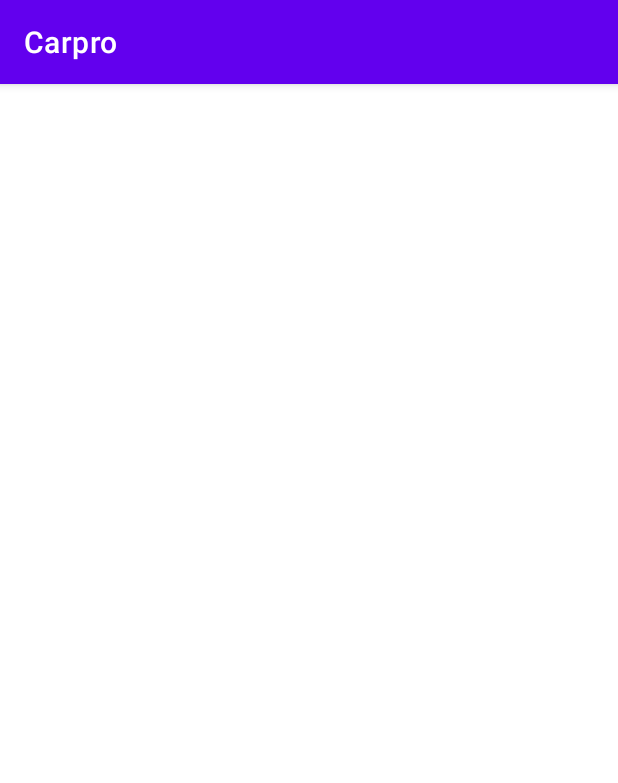
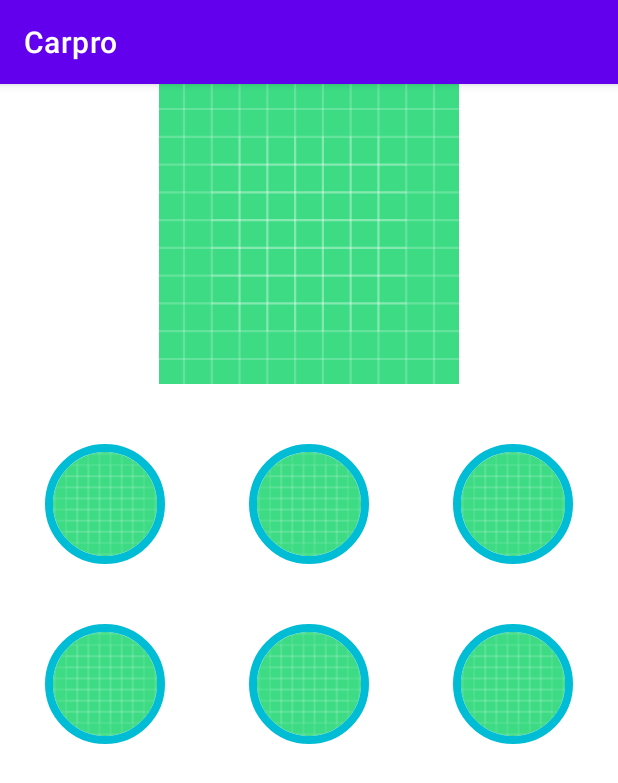
Before and after one commit to LJY981008/Carpro, an Android app: the screen it shows after launch (MainActivity), on a phone screen of 412 x 824 dp. Shown: the top 783 px of the screen. Run offline under Robolectric (Android 15) with nearby library versions, the phone set to English and light mode, and no system bars; our stand-ins replace CircleImageView.

Commit message:
activity_main design

```diff
--- a/app/build.gradle
+++ b/app/build.gradle
@@ -29,6 +29,11 @@ android {
     kotlinOptions {
         jvmTarget = '1.8'
     }
+
+    buildFeatures {
+        viewBinding true
+    }
+
 }
 
 dependencies {
@@ -40,4 +45,6 @@ dependencies {
     testImplementation 'junit:junit:4.13.2'
     androidTestImplementation 'androidx.test.ext:junit:1.1.3'
     androidTestImplementation 'androidx.test.espresso:espresso-core:3.4.0'
+
+    implementation 'de.hdodenhof:circleimageview:3.1.0'
 }
--- a/app/src/main/res/layout/activity_main.xml
+++ b/app/src/main/res/layout/activity_main.xml
@@ -6,5 +6,90 @@
     android:layout_height="match_parent"
     tools:context=".MainActivity">
 
+    <ImageView
+        android:id="@+id/mainImage"
+        android:layout_width="match_parent"
+        android:layout_height="200dp"
+        android:src="@drawable/ic_launcher_background"
+        app:layout_constraintTop_toTopOf="parent" />
+
+    <de.hdodenhof.circleimageview.CircleImageView
+        android:id="@+id/sale"
+        android:layout_width="80dp"
+        android:layout_height="80dp"
+        android:layout_marginLeft="30dp"
+        android:layout_marginTop="40dp"
+        android:src="@drawable/ic_launcher_background"
+        app:civ_border_color="#00BCD4"
+        app:civ_border_overlay="true"
+        app:civ_border_width="5dp"
+        app:layout_constraintLeft_toLeftOf="parent"
+        app:layout_constraintTop_toBottomOf="@+id/mainImage" />
+
+    <de.hdodenhof.circleimageview.CircleImageView
+        android:id="@+id/accident"
+        android:layout_width="80dp"
+        android:layout_height="80dp"
+        android:layout_marginLeft="30dp"
+        android:layout_marginTop="40dp"
+        android:src="@drawable/ic_launcher_background"
+        app:civ_border_color="#00BCD4"
+        app:civ_border_overlay="true"
+        app:civ_border_width="5dp"
+        app:layout_constraintLeft_toLeftOf="parent"
+        app:layout_constraintTop_toBottomOf="@+id/sale" />
+
+    <de.hdodenhof.circleimageview.CircleImageView
+        android:id="@+id/sell"
+        android:layout_width="80dp"
+        android:layout_height="80dp"
+        android:layout_marginTop="40dp"
+        android:src="@drawable/ic_launcher_background"
+        app:civ_border_color="#00BCD4"
+        app:civ_border_overlay="true"
+        app:civ_border_width="5dp"
+        app:layout_constraintLeft_toRightOf="@+id/sale"
+        app:layout_constraintRight_toLeftOf="@+id/price"
+        app:layout_constraintTop_toBottomOf="@+id/mainImage" />
+
+    <de.hdodenhof.circleimageview.CircleImageView
+        android:id="@+id/Introduce"
+        android:layout_width="80dp"
+        android:layout_height="80dp"
+        android:layout_marginTop="40dp"
+        android:src="@drawable/ic_launcher_background"
+        app:civ_border_color="#00BCD4"
+        app:civ_border_overlay="true"
+        app:civ_border_width="5dp"
+        app:layout_constraintLeft_toRightOf="@+id/sale"
+        app:layout_constraintRight_toLeftOf="@+id/price"
+        app:layout_constraintTop_toBottomOf="@+id/sell" />
+
+    <de.hdodenhof.circleimageview.CircleImageView
+        android:id="@+id/price"
+        android:layout_width="80dp"
+        android:layout_height="80dp"
+        android:layout_marginTop="40dp"
+        android:layout_marginRight="30dp"
+        android:src="@drawable/ic_launcher_background"
+        app:civ_border_color="#00BCD4"
+        app:civ_border_overlay="true"
+        app:civ_border_width="5dp"
+        app:layout_constraintRight_toRightOf="parent"
+        app:layout_constraintTop_toBottomOf="@+id/mainImage" />
+
+    <de.hdodenhof.circleimageview.CircleImageView
+        android:id="@+id/repair"
+        android:layout_width="80dp"
+        android:layout_height="80dp"
+        android:layout_marginTop="40dp"
+        android:layout_marginRight="30dp"
+        android:src="@drawable/ic_launcher_background"
+        app:civ_border_color="#00BCD4"
+        app:civ_border_overlay="true"
+        app:civ_border_width="5dp"
+        app:layout_constraintRight_toRightOf="parent"
+        app:layout_constraintTop_toBottomOf="@+id/price" />
+
 
 </androidx.constraintlayout.widget.ConstraintLayout>
```
